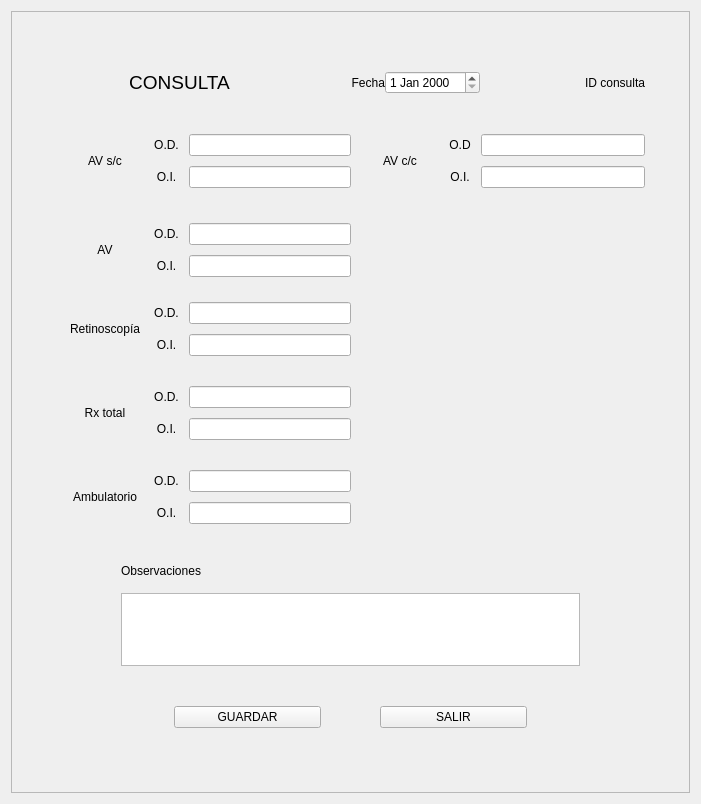
Old version of the form Llenar_Consulta.ui in the repository Matapuercos666/OPTICA.
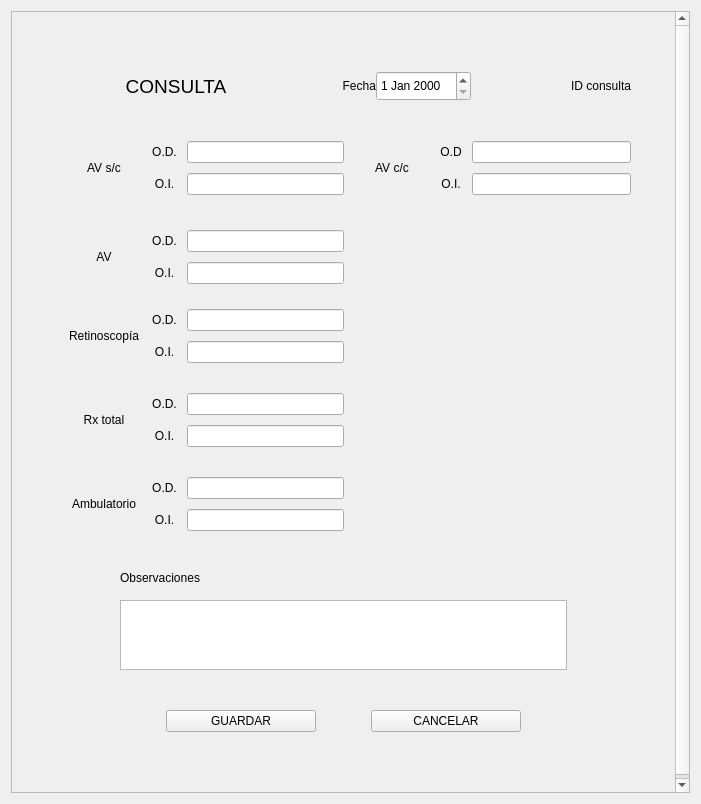
New version of the form.

Patch:
```diff
--- a/Llenar_Consulta.ui
+++ b/Llenar_Consulta.ui
@@ -26,9 +26,9 @@
       <property name="geometry">
        <rect>
         <x>0</x>
-        <y>0</y>
+        <y>-33</y>
         <width>664</width>
-        <height>813</height>
+        <height>817</height>
        </rect>
       </property>
       <layout class="QGridLayout" name="gridLayout_3">
@@ -353,7 +353,14 @@
               </widget>
              </item>
              <item>
-              <widget class="QDateEdit" name="FECHA"/>
+              <widget class="QDateEdit" name="FECHA">
+               <property name="minimumSize">
+                <size>
+                 <width>0</width>
+                 <height>30</height>
+                </size>
+               </property>
+              </widget>
              </item>
              <item>
               <widget class="QLabel" name="IdConsulta">
@@ -552,6 +559,12 @@
            </item>
            <item row="1" column="1">
             <widget class="QPushButton" name="AGREGAR">
+             <property name="minimumSize">
+              <size>
+               <width>150</width>
+               <height>0</height>
+              </size>
+             </property>
              <property name="contextMenuPolicy">
               <enum>Qt::ContextMenuPolicy::DefaultContextMenu</enum>
              </property>
@@ -578,8 +591,14 @@
            </item>
            <item row="1" column="3">
             <widget class="QPushButton" name="CERRAR">
+             <property name="minimumSize">
+              <size>
+               <width>150</width>
+               <height>0</height>
+              </size>
+             </property>
              <property name="text">
-              <string>SALIR</string>
+              <string>CANCELAR</string>
              </property>
              <property name="autoDefault">
               <bool>false</bool>
```
